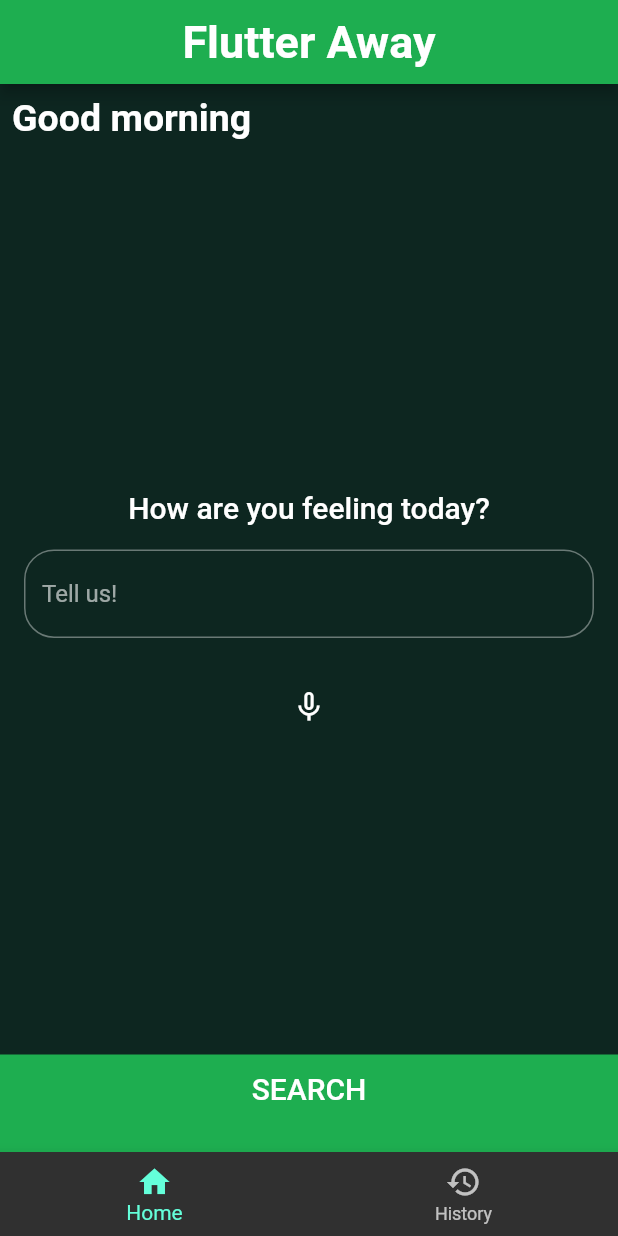
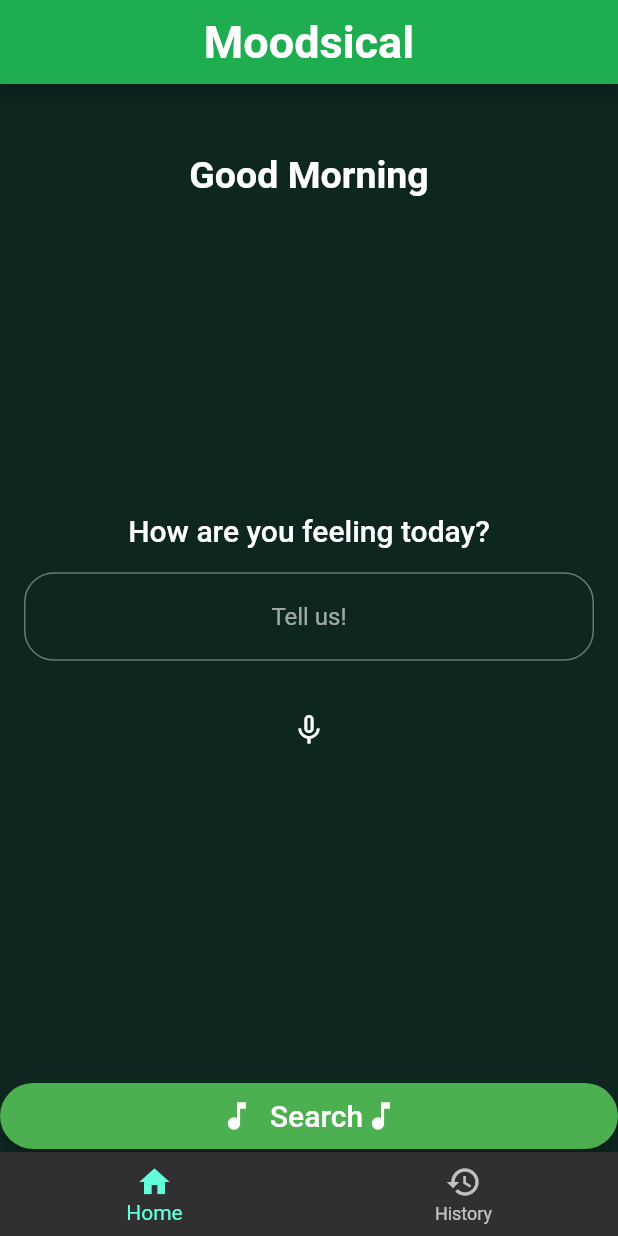
Before and after one commit to VaishakAnand/Hack-Roll-2021-, a Flutter app: the screen it shows after launch, on a phone screen of 412 x 824 dp. Run offline on Flutter 3.47's test engine with Material 2 defaults, Android fonts, the phone set to English and light mode, and no system bars; drawn by our look-alikes of avatar_glow; our stand-ins replace flutter_tags, speech_to_text; missing offline and left inert: sentiment_dart.

Commit message:
Styling updates!

```diff
--- a/lib/history/history.dart
+++ b/lib/history/history.dart
@@ -1,4 +1,5 @@
 import 'package:flutter/material.dart';
+import 'package:flutterapp/constants.dart';
 import 'package:flutterapp/history/history_tile.dart';
 
 class HistoryPage extends StatelessWidget {
@@ -7,7 +8,10 @@ class HistoryPage extends StatelessWidget {
     List<String> s = ["abc", "efg"]; // sample data
     return Scaffold(
       appBar: AppBar(
-        title: Text("History"),
+        title: Text(
+            "History",
+            style: kLabelTextStyle,
+        ),
         centerTitle: true,
       ),
       body: Column(
--- a/lib/homepage.dart
+++ b/lib/homepage.dart
@@ -3,6 +3,7 @@ import 'package:flutter/material.dart';
 import 'package:flutterapp/constants.dart';
 import 'package:flutterapp/results.dart';
 import 'bottom_button.dart';
+import 'searchbutton.dart';
 import 'time_display.dart';
 import 'package:speech_to_text/speech_to_text.dart' as stt;
 
@@ -29,7 +30,7 @@ class _HomePageState extends State<HomePage> {
     return Scaffold(
       appBar: AppBar(
         title: Text(
-          'Flutter Away',
+          'Moodsical',
           style: kLabelTextStyle,
         ),
         centerTitle: true,
@@ -41,6 +42,7 @@ class _HomePageState extends State<HomePage> {
             child: Padding(
               padding: const EdgeInsets.all(8.0),
               child: Container(
+                alignment: Alignment.bottomCenter,
                 child: Time(),
               ),
             ),
@@ -57,6 +59,7 @@ class _HomePageState extends State<HomePage> {
                 Padding(
                   padding: const EdgeInsets.all(16.0),
                   child: TextField(
+                    textAlign: TextAlign.center,
                     controller: textController,
                     decoration: InputDecoration(
                       border: OutlineInputBorder(
@@ -82,9 +85,8 @@ class _HomePageState extends State<HomePage> {
               ],
             ),
           ),
-          BottomButton(
-            buttonTitle: 'SEARCH',
-            onTap: () {
+          CustomButton(
+            onPressed: () {
               if (textController.text.isEmpty) {
                 showDialog(
                   context: context,
@@ -133,4 +135,6 @@ class _HomePageState extends State<HomePage> {
       _speech.stop();
     }
   }
+
+
 }
--- /dev/null
+++ b/lib/searchbutton.dart
@@ -0,0 +1,43 @@
+import 'package:flutter/foundation.dart';
+import 'package:flutter/material.dart';
+import 'package:flutterapp/constants.dart';
+
+class CustomButton extends StatelessWidget {
+  CustomButton({@required this.onPressed,});
+
+  final GestureTapCallback onPressed;
+
+  @override
+  Widget build(BuildContext context) {
+    return RawMaterialButton(
+      fillColor: Colors.green,
+      splashColor: Colors.greenAccent,
+      child: Padding(
+        padding: EdgeInsets.all(10.0),
+        child: Row(
+          mainAxisSize: MainAxisSize.min,
+          children: const <Widget>[
+            Icon(
+              Icons.music_note,
+              color: Colors.white,
+            ),
+            SizedBox(
+              width: 10.0,
+            ),
+            Text(
+              'Search',
+              maxLines: 1,
+              style: kBodyTextStyle,
+            ),
+            Icon(
+              Icons.music_note,
+              color: Colors.white,
+            ),
+          ],
+        ),
+      ),
+      onPressed: onPressed,
+      shape: const StadiumBorder(),
+    );
+  }
+}
--- a/lib/time_display.dart
+++ b/lib/time_display.dart
@@ -44,14 +44,14 @@ class _TimeState extends State<Time> {
 
     if (_currentTime.isAtSameMomentAs(midnight) ||
         (_currentTime.isAfter(midnight) && _currentTime.isBefore(noon))) {
-      greeting = 'morning';
+      greeting = 'Morning';
     } else if (_currentTime.isAtSameMomentAs(noon) ||
         (_currentTime.isAfter(noon) && _currentTime.isBefore(evening))) {
-      greeting = 'afternoon';
+      greeting = 'Afternoon';
     } else if (_currentTime.isAtSameMomentAs(evening) ||
         (_currentTime.isAfter(evening) &&
             _currentTime.isBefore(nextMidnight))) {
-      greeting = 'evening';
+      greeting = 'Evening';
     }
 
     return 'Good $greeting';
```
